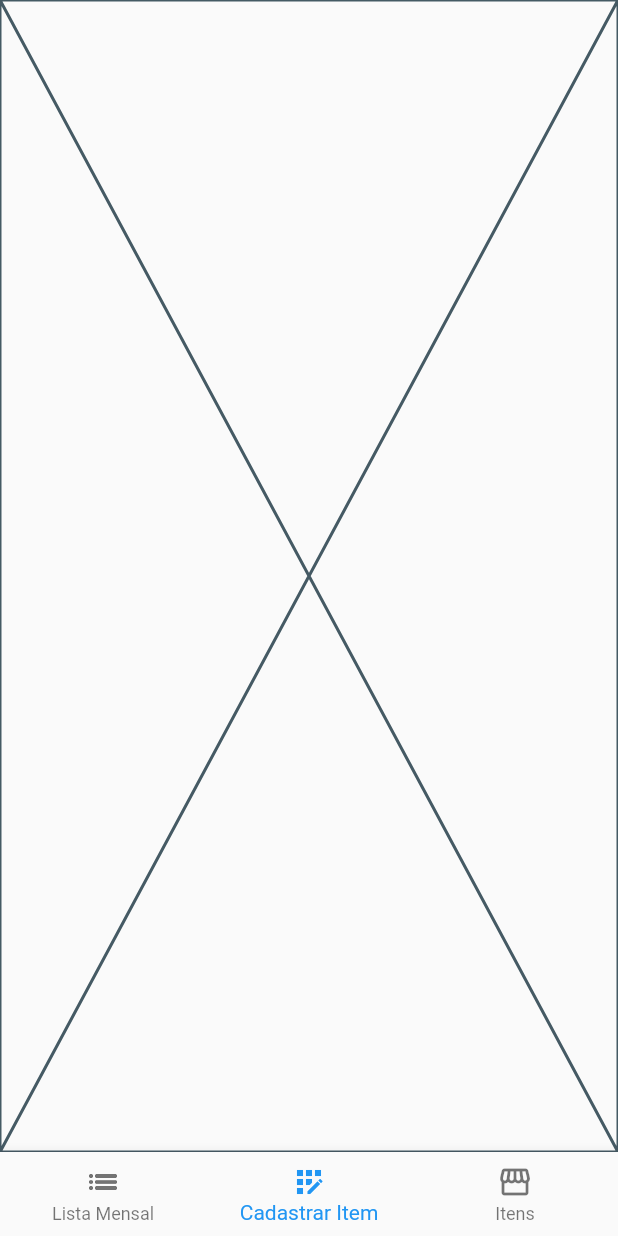
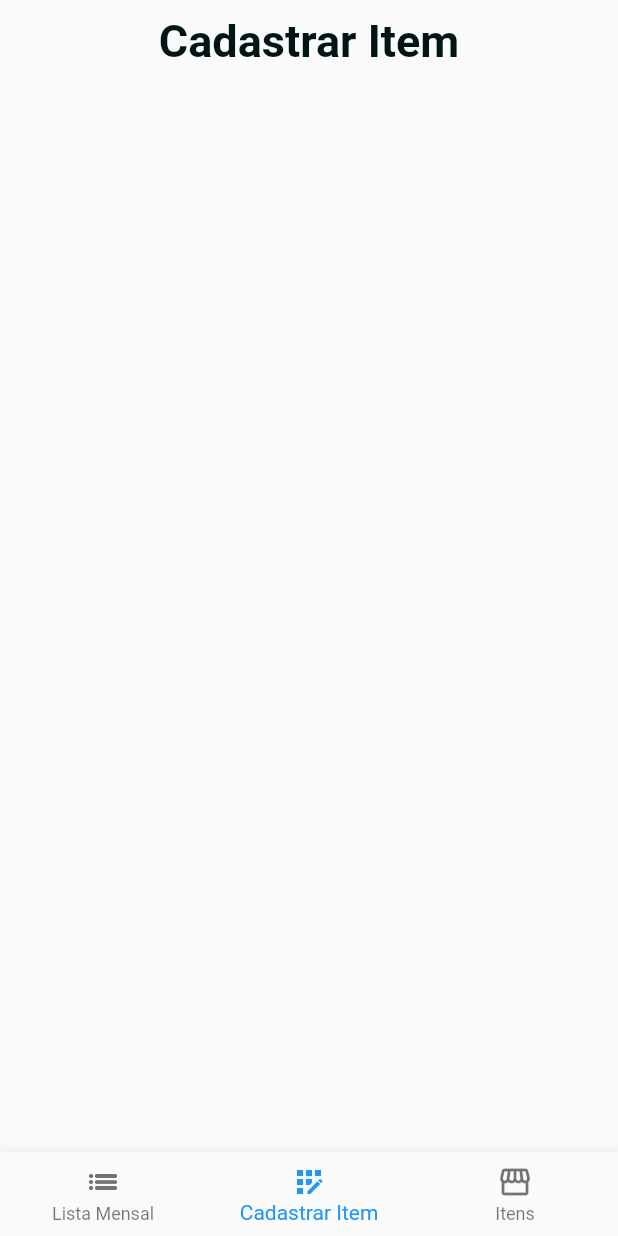
Before and after one commit to IsaiasFMAlcantara/Shopping_list, a Flutter app: the aux_HomeScreen screen opened directly, item 2 of the bottom bar chosen, on a phone screen of 412 x 824 dp. Run offline on Flutter 3.47's test engine with Material 2 defaults, Android fonts, the phone set to English and light mode, and no system bars; our stand-ins replace cloud_firestore, firebase_auth, firebase_core, get; accounts and stored records are empty; Roboto replaces fonts that are missing (Arial).

Commit message:
subindo atualizacao

```diff
--- /dev/null
+++ b/lib/view/aux_cadastraritem.dart
@@ -0,0 +1,33 @@
+import 'package:flutter/material.dart';
+
+import '../custom/customText.dart';
+import '../utils/colors.dart';
+
+class Aux_CadastrarItem extends StatefulWidget {
+  const Aux_CadastrarItem({super.key});
+
+  @override
+  State<Aux_CadastrarItem> createState() => _Aux_CadastrarItemState();
+}
+
+class _Aux_CadastrarItemState extends State<Aux_CadastrarItem> {
+  @override
+  Widget build(BuildContext context) {
+    return Scaffold(
+      body: Padding(
+        padding: const EdgeInsets.all(10),
+        child: Column(
+          children: [
+            CustomText(
+              title: 'Cadastrar Item',
+              color: ColorsCoworking.textpage,
+            ),
+            SizedBox(
+              height: 50,
+            ),
+          ],
+        ),
+      ),
+    );
+  }
+}
--- a/lib/view/aux_login.dart
+++ b/lib/view/aux_login.dart
@@ -105,6 +105,7 @@ class _Aux_LoginState extends State<Aux_Login> {
                     height: 20,
                   ),
                   TextFormField(
+                    obscureText: true,
                     autovalidateMode: AutovalidateMode.onUserInteraction,
                     controller: _senhavalida,
                     decoration: InputDecoration(
--- a/lib/view/cadastraritem.dart
+++ b/lib/view/cadastraritem.dart
@@ -1,4 +1,5 @@
 import 'package:flutter/material.dart';
+import 'package:listadecomprass/view/aux_cadastraritem.dart';
 
 class CadastrarItem extends StatefulWidget {
   const CadastrarItem({Key? key}) : super(key: key);
@@ -10,6 +11,6 @@ class CadastrarItem extends StatefulWidget {
 class _CadastrarItemState extends State<CadastrarItem> {
   @override
   Widget build(BuildContext context) {
-    return const Placeholder();
+    return Aux_CadastrarItem();
   }
 }
--- a/lib/view/gerenciarconta.dart
+++ b/lib/view/gerenciarconta.dart
@@ -11,6 +11,6 @@ class GerenciarConta extends StatefulWidget {
 class _GerenciarContaState extends State<GerenciarConta> {
   @override
   Widget build(BuildContext context) {
-    return Aux_GerenciarConta();
+    return const Aux_GerenciarConta();
   }
 }
```
